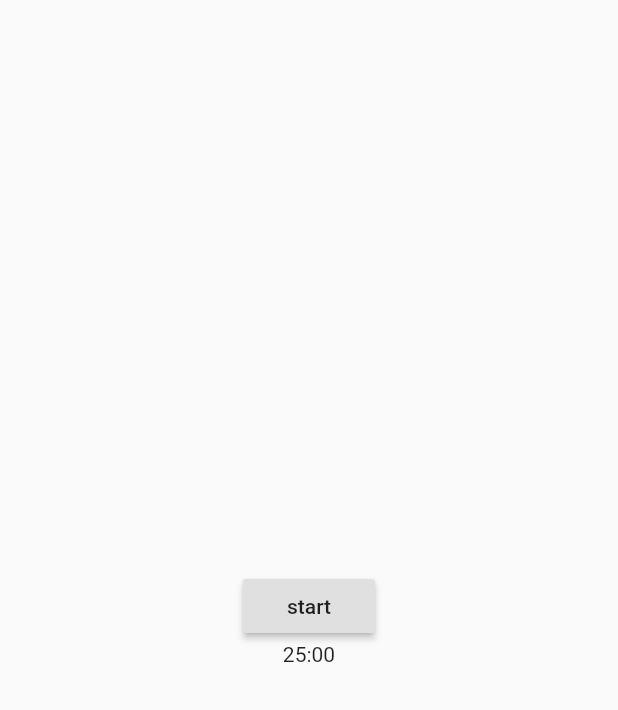
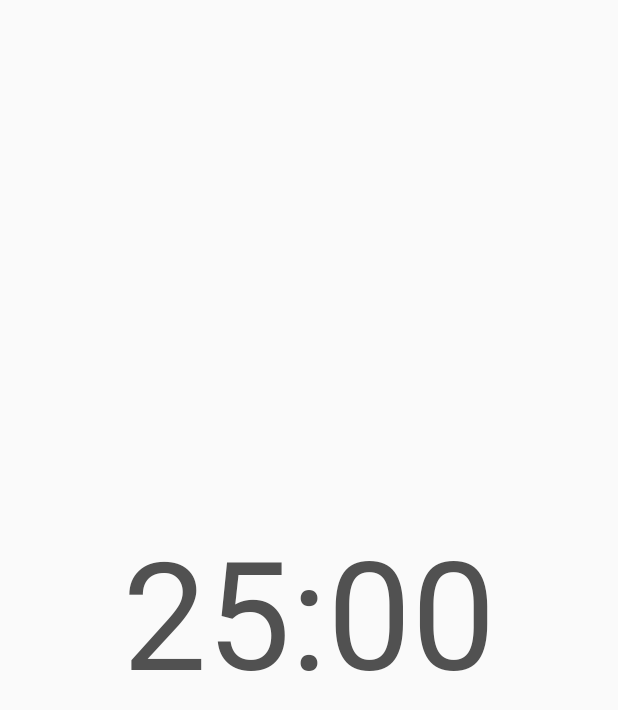
Before and after one commit to sanket143/hebi, a Flutter app: the TimerPage screen opened directly, on a phone screen of 412 x 824 dp. Shown: the top 710 px of the screen. Run offline on Flutter 3.47's test engine with Material 2 defaults, Android fonts, the phone set to English and light mode, and no system bars; our stand-ins replace feather_icons_flutter.

Commit message:
feat(timer): toggle timer on tap

```diff
--- a/lib/pages/timer.dart
+++ b/lib/pages/timer.dart
@@ -11,7 +11,10 @@ class _TimerPageState extends State<TimerPage> {
   Timer _timer;
   int _start = 1500;
 
-  void startTimer() {
+  void toggleTimer() {
+    if(_timer?.isActive ?? false){
+      _timer.cancel();
+    } else {
       const oneSec = const Duration(seconds: 1);
       _timer = new Timer.periodic(
         oneSec,
@@ -25,6 +28,7 @@ class _TimerPageState extends State<TimerPage> {
           },
         ),
       );
+    }
   }
 
   String toTimerString(int seconds){
@@ -48,13 +52,18 @@ class _TimerPageState extends State<TimerPage> {
           child: Column(
             mainAxisAlignment: MainAxisAlignment.center,
             children: <Widget>[
-              RaisedButton(
-                onPressed: () {
-                  startTimer();
+              GestureDetector(
+                onTap: (){
+                  toggleTimer();
                 },
-                child: Text("start"),
+                child: Text(
+                  toTimerString(_start),
+                  style: TextStyle(
+                    fontSize: 100,
+                    color: Color(0xFF515151),
+                  )
+                )
               ),
-              Text(toTimerString(_start)),
             ],
           ),
         ),
```
Lines whose indentation alone changed are shown as unchanged.
